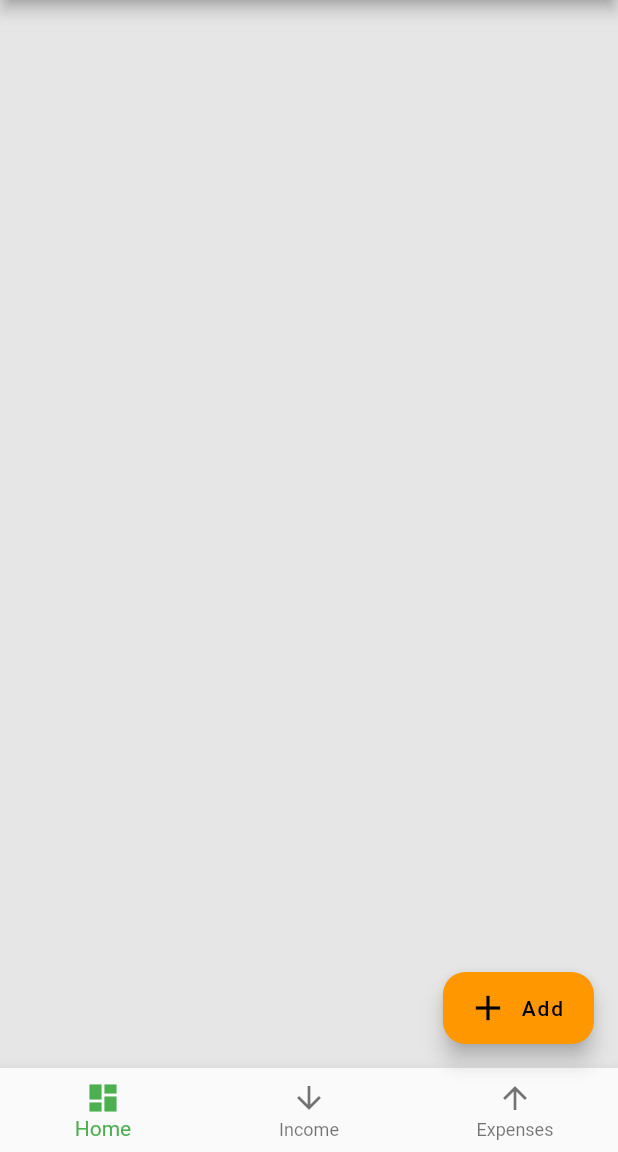
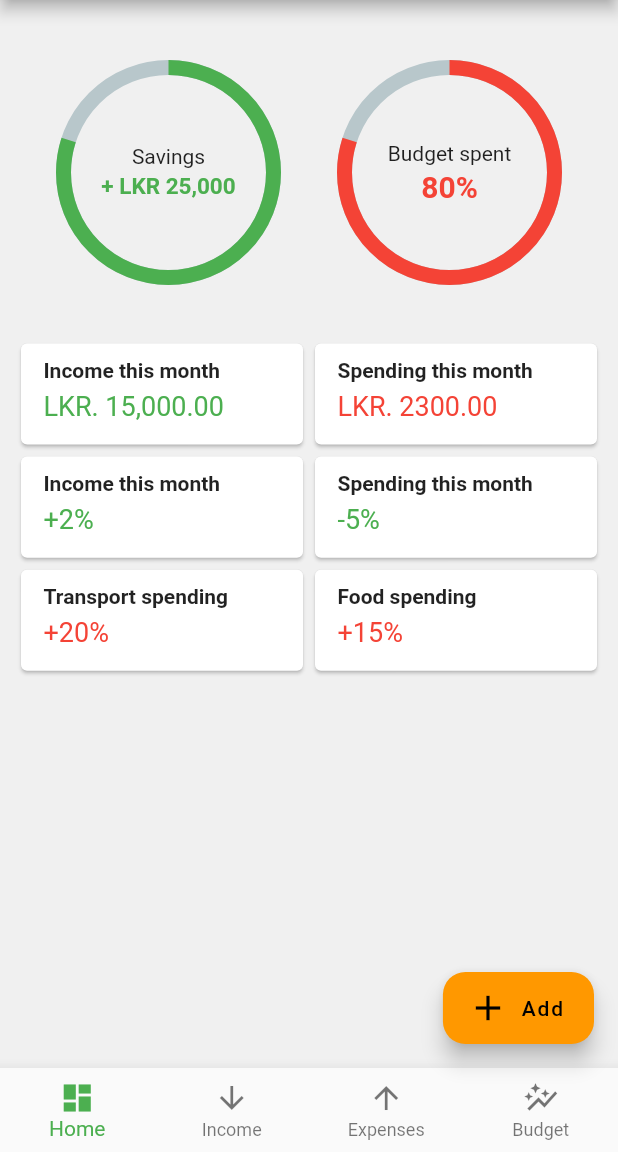
Before and after one commit to chamuth/personal-finance-app, a Flutter app: the screen it shows after launch, on a phone screen of 412 x 824 dp, the part 84-1236 px from its top. Run offline on Flutter 3.47's test engine with Material 2 defaults, Android fonts, the phone set to English and light mode, and no system bars; drawn by our look-alikes of percent_indicator; our stand-ins replace expandable, sqflite; accounts and stored records are empty.

Commit message:
dashboard cards

```diff
--- a/lib/consts/routes.dart
+++ b/lib/consts/routes.dart
@@ -3,4 +3,5 @@ class Routes
   static const String home = "/";
   static const String income = "/income";
   static const String expenses = "/expenses";
+  static const String budget = "/budget";
 }
--- a/lib/home/home.dart
+++ b/lib/home/home.dart
@@ -1,5 +1,8 @@
 import 'package:flutter/material.dart';
+import 'package:percent_indicator/circular_percent_indicator.dart';
+import 'package:personal_finance/home/statusItem.dart';
 import 'package:personal_finance/shared/styles.dart';
+import 'package:personal_finance/utils/currency.dart';
 
 class HomePage extends StatefulWidget {
   const HomePage({Key? key}) : super(key: key);
@@ -11,10 +14,97 @@ class HomePage extends StatefulWidget {
 class HomePageState extends State<HomePage> {
   @override
   Widget build(BuildContext context) {
+    const grapherPadding = EdgeInsets.only(top: 40, bottom: 25);
+
     return Container(
         color: Backgrounds.pageBackground,
-        child: Column(
-          children: [],
+        child: ListView(
+          children: [
+            // Progress bars
+            Padding(
+                padding: grapherPadding,
+                child: Row(
+                    mainAxisAlignment: MainAxisAlignment.spaceEvenly,
+                    children: [
+                      CircularPercentIndicator(
+                        radius: 75.0,
+                        lineWidth: 10.0,
+                        percent: 0.8,
+                        center: Column(
+                          mainAxisAlignment: MainAxisAlignment.center,
+                          children: const [
+                            Padding(
+                                child: Text("Savings"),
+                                padding: EdgeInsets.only(bottom: 3)),
+                            Text(
+                              "+ LKR 25,000",
+                              style: TextStyle(
+                                  fontWeight: FontWeight.bold,
+                                  fontSize: 15,
+                                  color: Colors.green),
+                            ),
+                          ],
+                        ),
+                        progressColor: Colors.green,
+                      ),
+                      CircularPercentIndicator(
+                        radius: 75.0,
+                        lineWidth: 10.0,
+                        percent: 0.8,
+                        center: Column(
+                          mainAxisAlignment: MainAxisAlignment.center,
+                          children: const [
+                            Padding(
+                                child: Text("Budget spent"),
+                                padding: EdgeInsets.only(bottom: 3)),
+                            Text(
+                              "80%",
+                              style: TextStyle(
+                                  fontWeight: FontWeight.bold,
+                                  fontSize: 20,
+                                  color: Colors.red),
+                            ),
+                          ],
+                        ),
+                        progressColor: Colors.red,
+                      ),
+                    ])),
+
+            Padding(
+                child: GridView.count(
+                  physics: const NeverScrollableScrollPhysics(),
+                  shrinkWrap: true,
+                  crossAxisCount: 2,
+                  childAspectRatio: 2.6,
+                  children: [
+                    StatusItem(
+                        title: "Income this month",
+                        amount: "LKR. ${Currency.format(15000, cents: true)}",
+                        status: Status.good),
+                    const StatusItem(
+                        title: "Spending this month",
+                        amount: "LKR. 2300.00",
+                        status: Status.bad),
+                    const StatusItem(
+                        title: "Income this month",
+                        amount: "+2%",
+                        status: Status.good),
+                    const StatusItem(
+                        title: "Spending this month",
+                        amount: "-5%",
+                        status: Status.good),
+                    const StatusItem(
+                        title: "Transport spending",
+                        amount: "+20%",
+                        status: Status.bad),
+                    const StatusItem(
+                        title: "Food spending",
+                        amount: "+15%",
+                        status: Status.bad),
+                  ],
+                ),
+                padding: const EdgeInsets.all(10))
+          ],
         ));
   }
 }
--- /dev/null
+++ b/lib/home/statusItem.dart
@@ -0,0 +1,34 @@
+import 'package:flutter/material.dart';
+import 'package:personal_finance/utils/currency.dart';
+
+enum Status { good, bad }
+
+class StatusItem extends StatelessWidget {
+  const StatusItem(
+      {Key? key,
+      required this.title,
+      required this.amount,
+      required this.status})
+      : super(key: key);
+
+  final String title;
+  final String amount;
+  final Status status;
+
+  @override
+  Widget build(BuildContext context) {
+    return Card(
+        child: Padding(
+            padding: const EdgeInsets.symmetric(vertical: 10, horizontal: 15),
+            child: Column(children: [
+              Padding(
+                  padding: const EdgeInsets.only(bottom: 5),
+                  child: Text(title,
+                      style: const TextStyle(fontWeight: FontWeight.bold))),
+              Text("${amount}",
+                  style: TextStyle(
+                      color: status == Status.good ? Colors.green : Colors.red,
+                      fontSize: 18))
+            ], crossAxisAlignment: CrossAxisAlignment.start)));
+  }
+}
--- a/lib/main.dart
+++ b/lib/main.dart
@@ -1,4 +1,5 @@
 import 'package:flutter/material.dart';
+import 'package:personal_finance/budget/budget.dart';
 import 'package:personal_finance/budget/income.dart';
 import 'package:personal_finance/home/home.dart';
 import 'budget/expenses.dart';
@@ -42,7 +43,7 @@ class MyHomePage extends StatefulWidget {
 
 class _MyHomePageState extends State<MyHomePage> {
   var currentTab = 0;
-  var tabs = [Routes.home, Routes.income, Routes.expenses];
+  var tabs = [Routes.home, Routes.income, Routes.expenses, Routes.budget];
   final _navigatorKey = GlobalKey<NavigatorState>();
 
   @override
@@ -69,7 +70,17 @@ class _MyHomePageState extends State<MyHomePage> {
                       fontSize: 15, color: Color.fromARGB(150, 255, 255, 255)))
             ],
           )),
-          drawer: Drawer(child: ListView()),
+          drawer: Drawer(
+              child: ListView(
+            children: [
+              for (var i = 2022; i > 2001; i--)
+                ListTile(
+                  title: Text("February $i"),
+                  trailing: const Icon(Icons.arrow_forward, color: Colors.green),
+                  onTap: () {},
+                ),
+            ],
+          )),
           body: Center(
               child: Navigator(
             key: _navigatorKey,
@@ -84,6 +95,7 @@ class _MyHomePageState extends State<MyHomePage> {
                 _navigatorKey.currentState!.pushNamed(tabs[i]);
               })
             },
+            type: BottomNavigationBarType.fixed,
             items: const <BottomNavigationBarItem>[
               BottomNavigationBarItem(
                 icon: Icon(Icons.dashboard),
@@ -97,6 +109,10 @@ class _MyHomePageState extends State<MyHomePage> {
                 icon: Icon(Icons.arrow_upward),
                 label: 'Expenses',
               ),
+              BottomNavigationBarItem(
+                icon: Icon(Icons.auto_graph),
+                label: 'Budget',
+              ),
             ],
           ),
           floatingActionButtonLocation: FloatingActionButtonLocation.endFloat,
@@ -104,12 +120,14 @@ class _MyHomePageState extends State<MyHomePage> {
             backgroundColor: Colors.orange,
             foregroundColor: Colors.black,
             shape: const RoundedRectangleBorder(
-                borderRadius: BorderRadius.all(Radius.circular(15))
-            ),
+                borderRadius: BorderRadius.all(Radius.circular(15))),
             onPressed: () => {},
             tooltip: 'Add Income or Expense',
             label: const Text("Add"),
-            icon: const Icon(Icons.add, size: 28,),
+            icon: const Icon(
+              Icons.add,
+              size: 28,
+            ),
           ),
         ));
   }
@@ -127,6 +145,9 @@ class _MyHomePageState extends State<MyHomePage> {
       case Routes.expenses:
         page = const ExpensesPage();
         break;
+      case Routes.budget:
+        page = const BudgetPage();
+        break;
     }
 
     return MaterialPageRoute<dynamic>(
--- a/lib/shared/styles.dart
+++ b/lib/shared/styles.dart
@@ -6,5 +6,5 @@ class Button {
 
 class Backgrounds
 {
-  static const Color pageBackground = Color.fromARGB(255, 230, 230, 230);
+  static const Color pageBackground = Color.fromARGB(255, 240, 240, 240);
 }
--- /dev/null
+++ b/lib/store/store.dart
@@ -0,0 +1,78 @@
+import 'package:sqflite/sqflite.dart';
+
+class Category
+{
+  final int id;
+  final String name;
+  final String type;
+
+  const Category({
+    required this.id,
+    required this.name,
+    required this.type
+  });
+
+  Map<String, dynamic> toMap() {
+    return {
+      "id": id,
+      "name":  name,
+      "type": type == "income" ? 0 : 1
+    };
+  }
+
+  Future<List<Category>> all(Database db) async {
+    final List<Map<String, dynamic>> maps = await db.query('category');
+
+    return List.generate(maps.length, (i) {
+      return Category(
+        id: maps[i]['id'],
+        name: maps[i]['name'],
+        type: maps[i]['type'] == 0 ? "income" : "expense",
+      );
+    });
+  }
+}
+
+class Statement {
+  final int id;
+  final String title;
+  final String description;
+  final double amount;
+  final int month;
+  final DateTime created;
+
+  const Statement({
+    required this.id,
+    required this.title,
+    required this.description,
+    required this.amount,
+    required this.month,
+    required this.created
+  });
+
+  Map<String, dynamic> toMap() {
+    return {
+      "id": id,
+      "title":  title,
+      "description": description,
+      "amount": amount,
+      "month": month,
+      "created": created
+    };
+  }
+
+  Future<List<Statement>> all(Database db) async {
+    final List<Map<String, dynamic>> maps = await db.query('dogs');
+
+    return List.generate(maps.length, (i) {
+      return Statement(
+        id: maps[i]['id'],
+        title: maps[i]['title'],
+        description: maps[i]['description'],
+        amount: maps[i]['amount'],
+        month: maps[i]['month'],
+        created: maps[i]['created'],
+      );
+    });
+  }
+}
--- a/pubspec.yaml
+++ b/pubspec.yaml
@@ -38,6 +38,9 @@ dependencies:
   expandable: ^5.0.1
   stack: ^0.0.1
   percent_indicator: ^4.2.1
+  flutter_redux: ^0.10.0
+  sqflite: ^2.0.2
+  path: ^1.8.0
 
 dev_dependencies:
   flutter_test:
```
Also changed, not shown: lib/budget/budget.dart (added, +10 -0 lines), lib/budget/income.dart (+22 -14 lines), lib/database/database.dart (added, +53 -0 lines), lib/database/mock.dart (added, +9 -0 lines), pubspec.lock.
